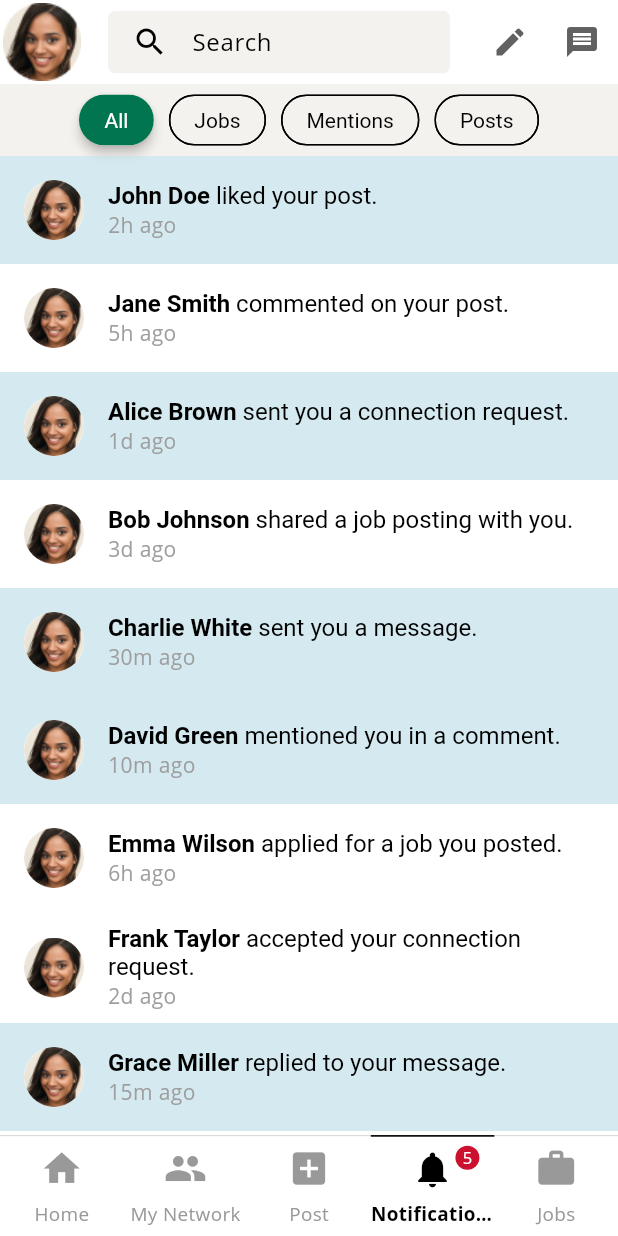
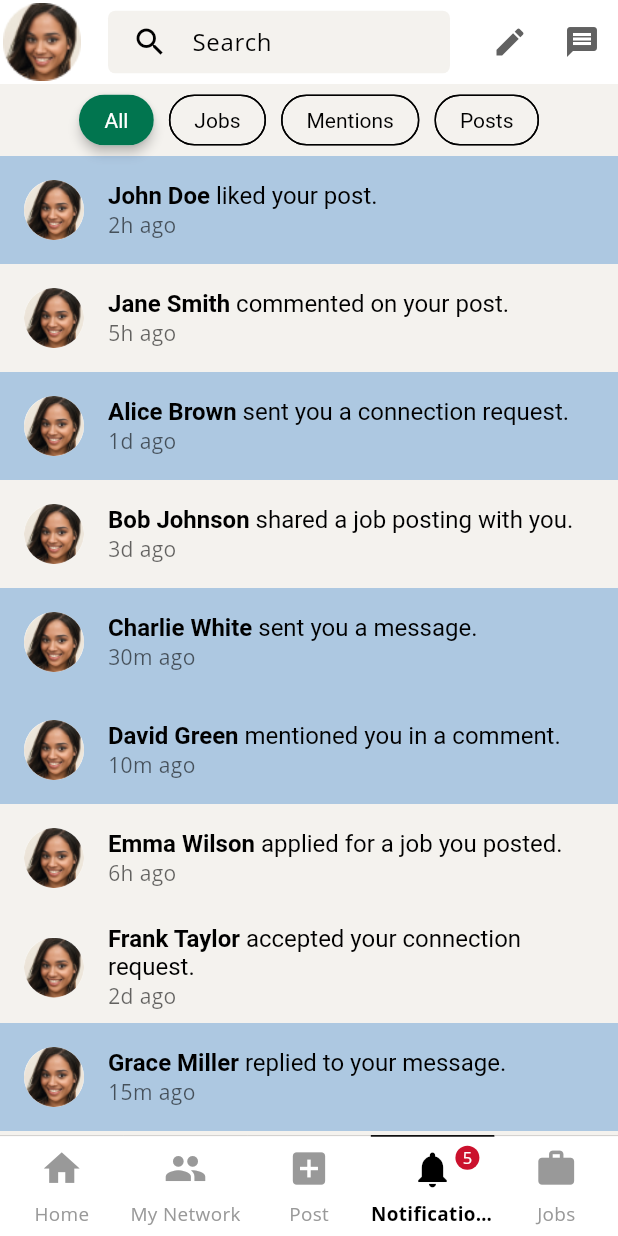
Before and after one commit to LinkUp-SW/Cross, a Flutter app: the NotificationsView screen opened by its route, on a phone screen of 412 x 824 dp. Run offline on Flutter 3.47's test engine with Material 3 defaults, Android fonts, the phone set to English and light mode, and no system bars; our stand-ins replace flutter_riverpod, flutter_screenutil, flutter_secure_storage, go_router, skeletonizer; accounts and stored records are empty; Roboto replaces fonts that are missing (Open Sans).

Commit message:
applying the dark mode for the notfication tiles

```diff
--- a/lib/features/notifications/widgets/notification_tile.dart
+++ b/lib/features/notifications/widgets/notification_tile.dart
@@ -1,3 +1,4 @@
+
 import 'package:flutter/material.dart';
 import '../model/notification_model.dart';
 
@@ -13,15 +14,21 @@ class NotificationTile extends StatelessWidget {
 
   @override
   Widget build(BuildContext context) {
+    final theme = Theme.of(context); // Get theme data
+
+
     return Container(
-      color: notification.isRead ? Colors.white : const Color.fromARGB(100, 166, 222, 243), // Unread = blue, Read = white
+      color: notification.isRead
+          ? theme.colorScheme.surface // White (light mode) / Dark (dark mode)
+          : theme.colorScheme.secondary.withOpacity(0.3), // Light blue (light mode) / Dark blue (dark
       child: ListTile(
         leading: CircleAvatar(
-          backgroundImage: AssetImage("assets/images/profile.png"),
+          backgroundImage:
+              AssetImage("assets/images/profile.png") ,
         ),
         title: RichText(
           text: TextSpan(
-            style: const TextStyle(color: Colors.black, fontSize: 16),
+            style: TextStyle(color: theme.colorScheme.onSurface, fontSize: 16),
             children: [
               TextSpan(
                 text: '${notification.name} ',
@@ -31,8 +38,9 @@ class NotificationTile extends StatelessWidget {
             ],
           ),
         ),
-        subtitle: Text(notification.time, style: const TextStyle(color: Colors.grey)),
-        onTap: onTap, //  Trigger read state change when tapped
+        subtitle: Text(notification.time,
+            style: TextStyle(color: theme.colorScheme.onSurface.withOpacity(0.6))),
+        onTap: onTap, // Trigger read state change when tapped
       ),
     );
   }
```
